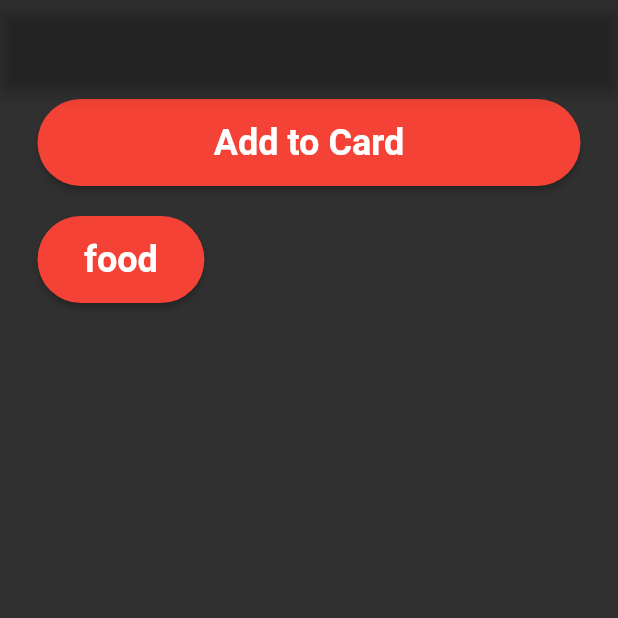
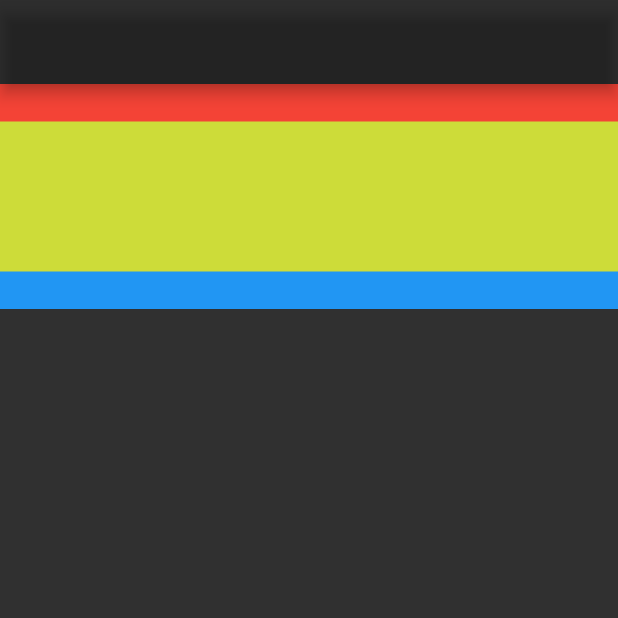
Before and after one commit to drgndenis/one_hundred_days_of_code, a Flutter app: the screen it shows after launch, on a phone screen of 412 x 824 dp, the top half of it. Run offline on Flutter 3.47's test engine with Material 2 defaults, Android fonts, the phone set to English and light mode, and no system bars.

Commit message:
Day-4 added

```diff
--- /dev/null
+++ b/lib/Day-4/stack_learn.dart
@@ -0,0 +1,35 @@
+import 'package:flutter/material.dart';
+
+class StackLearnView extends StatelessWidget {
+  const StackLearnView({super.key});
+
+  @override
+  Widget build(BuildContext context) {
+    return Scaffold(
+      appBar: AppBar(),
+      body: Stack(
+        children: [
+          Container(
+            color: Colors.red,
+            height: 100,
+          ),
+          Padding(
+            padding: const EdgeInsets.only(top: 50),
+            child: Container(
+              color: Colors.blue,
+              height: 100,
+            ),
+          ),
+          Positioned(
+              right: 0,
+              left: 0,
+              top: 25,
+              height: 100,
+              child: Container(
+                color: Colors.lime,
+              ))
+        ],
+      ),
+    );
+  }
+}
--- a/lib/main.dart
+++ b/lib/main.dart
@@ -1,5 +1,8 @@
 import 'package:flutter/material.dart';
-import 'Day-3/custom_widget.dart';
+import 'Day-4/column_row_learn.dart';
+import 'Day-4/indicator_learn.dart';
+import 'Day-4/list_tile_learn.dart';
+import 'Day-4/stack_learn.dart';
 
 void main() {
   runApp(const MyApp());
@@ -18,15 +21,15 @@ class MyApp extends StatelessWidget {
             progressIndicatorTheme:
                 const ProgressIndicatorThemeData(color: Colors.white),
             cardTheme: CardTheme(
-                shape:
-                    // Tum kartlarimiz ozel shape vermedigimiz surece buradaki shape'i kullanir
-                    RoundedRectangleBorder(
-                        borderRadius: BorderRadius.circular(25)),
-                color: Colors.white),
+              shape:
+                  // Tum kartlarimiz ozel shape vermedigimiz surece buradaki shape'i kullanir
+                  RoundedRectangleBorder(
+                      borderRadius: BorderRadius.circular(25)),
+            ),
             appBarTheme: const AppBarTheme(
                 // centerTitle: true,
                 backgroundColor: Colors.transparent,
-                titleTextStyle: TextStyle(color: Colors.black))),
-        home: CustomWidgetView());
+                titleTextStyle: TextStyle(color: Colors.white))),
+        home: const StackLearnView());
   }
 }
```
Also changed, not shown: lib/Day-4/column_row_learn.dart (added, +75 -0 lines), lib/Day-4/indicator_learn.dart (added, +35 -0 lines), lib/Day-4/list_tile_learn.dart (added, +109 -0 lines).
